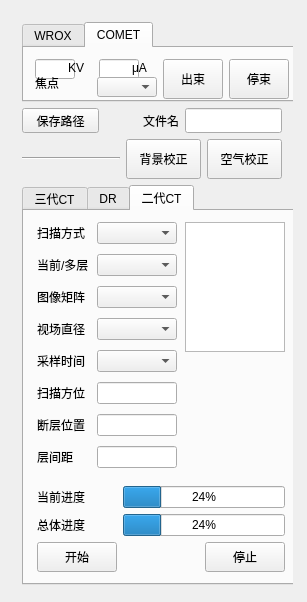
maozi2327/ZCIPS, file ZCIPS/CTScan/linedetscanwidget.ui: the form before one commit.
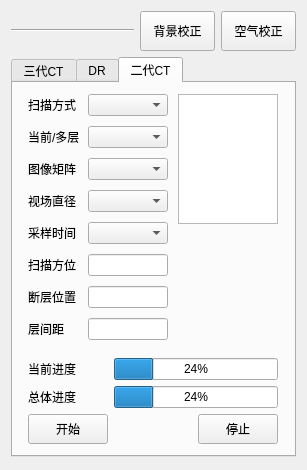
The form after the commit. The open tabs and pages were chosen to show the change.

```diff
--- a/ZCIPS/CTScan/linedetscanwidget.ui
+++ b/ZCIPS/CTScan/linedetscanwidget.ui
@@ -10,13 +10,19 @@
     <x>0</x>
     <y>0</y>
     <width>307</width>
-    <height>602</height>
+    <height>470</height>
    </rect>
   </property>
+  <property name="sizePolicy">
+   <sizepolicy hsizetype="Preferred" vsizetype="Maximum">
+    <horstretch>0</horstretch>
+    <verstretch>0</verstretch>
+   </sizepolicy>
+  </property>
   <property name="minimumSize">
    <size>
     <width>300</width>
-    <height>550</height>
+    <height>470</height>
    </size>
   </property>
   <property name="maximumSize">
@@ -28,397 +34,8 @@
   <property name="windowTitle">
    <string/>
   </property>
-  <widget class="QWidget" name="layoutWidget">
-   <property name="geometry">
-    <rect>
-     <x>11</x>
-     <y>11</y>
-     <width>282</width>
-     <height>585</height>
-    </rect>
-   </property>
-   <layout class="QVBoxLayout" name="verticalLayout_3">
-    <item>
-     <widget class="QTabWidget" name="rayTab">
-      <property name="minimumSize">
-       <size>
-        <width>280</width>
-        <height>80</height>
-       </size>
-      </property>
-      <property name="maximumSize">
-       <size>
-        <width>280</width>
-        <height>5000</height>
-       </size>
-      </property>
-      <property name="currentIndex">
-       <number>0</number>
-      </property>
-      <widget class="QWidget" name="rayWrox225Tab">
-       <attribute name="title">
-        <string>WROX</string>
-       </attribute>
-       <layout class="QHBoxLayout" name="horizontalLayout_4">
-        <item>
          <layout class="QVBoxLayout" name="verticalLayout">
           <item>
-           <layout class="QHBoxLayout" name="horizontalLayout_2">
-            <item>
-             <widget class="QLineEdit" name="worx225VoltageInputEdit">
-              <property name="minimumSize">
-               <size>
-                <width>40</width>
-                <height>20</height>
-               </size>
-              </property>
-              <property name="maximumSize">
-               <size>
-                <width>40</width>
-                <height>20</height>
-               </size>
-              </property>
-             </widget>
-            </item>
-            <item>
-             <widget class="QLabel" name="worx225kvStaticLabel_2">
-              <property name="minimumSize">
-               <size>
-                <width>25</width>
-                <height>18</height>
-               </size>
-              </property>
-              <property name="maximumSize">
-               <size>
-                <width>25</width>
-                <height>18</height>
-               </size>
-              </property>
-              <property name="text">
-               <string>KV</string>
-              </property>
-             </widget>
-            </item>
-            <item>
-             <widget class="QLineEdit" name="worx225EmissionCurrentEdit_2">
-              <property name="minimumSize">
-               <size>
-                <width>40</width>
-                <height>20</height>
-               </size>
-              </property>
-              <property name="maximumSize">
-               <size>
-                <width>40</width>
-                <height>20</height>
-               </size>
-              </property>
-             </widget>
-            </item>
-            <item>
-             <widget class="QLabel" name="worx225uaStaticLabel_2">
-              <property name="sizePolicy">
-               <sizepolicy hsizetype="Preferred" vsizetype="Preferred">
-                <horstretch>25</horstretch>
-                <verstretch>18</verstretch>
-               </sizepolicy>
-              </property>
-              <property name="minimumSize">
-               <size>
-                <width>25</width>
-                <height>18</height>
-               </size>
-              </property>
-              <property name="text">
-               <string>μA</string>
-              </property>
-             </widget>
-            </item>
-           </layout>
-          </item>
-          <item>
-           <layout class="QHBoxLayout" name="horizontalLayout_3">
-            <item>
-             <widget class="QLabel" name="worx225FocusStaticLabel_2">
-              <property name="text">
-               <string>焦点</string>
-              </property>
-             </widget>
-            </item>
-            <item>
-             <widget class="QComboBox" name="worx225FocusComboBox_2">
-              <property name="minimumSize">
-               <size>
-                <width>60</width>
-                <height>20</height>
-               </size>
-              </property>
-              <property name="maximumSize">
-               <size>
-                <width>60</width>
-                <height>20</height>
-               </size>
-              </property>
-             </widget>
-            </item>
-           </layout>
-          </item>
-         </layout>
-        </item>
-        <item>
-         <widget class="QPushButton" name="worx225XRayOnButton_2">
-          <property name="minimumSize">
-           <size>
-            <width>60</width>
-            <height>40</height>
-           </size>
-          </property>
-          <property name="maximumSize">
-           <size>
-            <width>60</width>
-            <height>40</height>
-           </size>
-          </property>
-          <property name="text">
-           <string>出束</string>
-          </property>
-         </widget>
-        </item>
-        <item>
-         <widget class="QPushButton" name="worx225XRayOffButton_2">
-          <property name="minimumSize">
-           <size>
-            <width>60</width>
-            <height>40</height>
-           </size>
-          </property>
-          <property name="maximumSize">
-           <size>
-            <width>60</width>
-            <height>40</height>
-           </size>
-          </property>
-          <property name="text">
-           <string>停束</string>
-          </property>
-         </widget>
-        </item>
-       </layout>
-       <zorder>worx225XRayOffButton_2</zorder>
-       <zorder>worx225XRayOnButton_2</zorder>
-      </widget>
-      <widget class="QWidget" name="rayComet450Tab">
-       <attribute name="title">
-        <string>COMET</string>
-       </attribute>
-       <layout class="QHBoxLayout" name="horizontalLayout_7">
-        <item>
-         <layout class="QVBoxLayout" name="verticalLayout_2">
-          <item>
-           <layout class="QHBoxLayout" name="horizontalLayout_5">
-            <item>
-             <widget class="QLineEdit" name="Comet450VoltageInputEdit">
-              <property name="minimumSize">
-               <size>
-                <width>40</width>
-                <height>20</height>
-               </size>
-              </property>
-              <property name="maximumSize">
-               <size>
-                <width>40</width>
-                <height>20</height>
-               </size>
-              </property>
-             </widget>
-            </item>
-            <item>
-             <widget class="QLabel" name="Comet450kvStaticLabel">
-              <property name="minimumSize">
-               <size>
-                <width>25</width>
-                <height>18</height>
-               </size>
-              </property>
-              <property name="maximumSize">
-               <size>
-                <width>25</width>
-                <height>18</height>
-               </size>
-              </property>
-              <property name="text">
-               <string>KV</string>
-              </property>
-             </widget>
-            </item>
-            <item>
-             <widget class="QLineEdit" name="Comet450EmissionCurrentEdit">
-              <property name="minimumSize">
-               <size>
-                <width>40</width>
-                <height>20</height>
-               </size>
-              </property>
-              <property name="maximumSize">
-               <size>
-                <width>40</width>
-                <height>20</height>
-               </size>
-              </property>
-             </widget>
-            </item>
-            <item>
-             <widget class="QLabel" name="Comet450uaStaticLabel">
-              <property name="sizePolicy">
-               <sizepolicy hsizetype="Preferred" vsizetype="Preferred">
-                <horstretch>25</horstretch>
-                <verstretch>18</verstretch>
-               </sizepolicy>
-              </property>
-              <property name="minimumSize">
-               <size>
-                <width>25</width>
-                <height>18</height>
-               </size>
-              </property>
-              <property name="text">
-               <string>μA</string>
-              </property>
-             </widget>
-            </item>
-           </layout>
-          </item>
-          <item>
-           <layout class="QHBoxLayout" name="horizontalLayout_6">
-            <item>
-             <widget class="QLabel" name="Comet450FocusStaticLabel">
-              <property name="text">
-               <string>焦点</string>
-              </property>
-             </widget>
-            </item>
-            <item>
-             <widget class="QComboBox" name="Comet450FocusComboBox">
-              <property name="minimumSize">
-               <size>
-                <width>60</width>
-                <height>20</height>
-               </size>
-              </property>
-              <property name="maximumSize">
-               <size>
-                <width>60</width>
-                <height>20</height>
-               </size>
-              </property>
-             </widget>
-            </item>
-           </layout>
-          </item>
-         </layout>
-        </item>
-        <item>
-         <widget class="QPushButton" name="Comet450XRayOnButton">
-          <property name="minimumSize">
-           <size>
-            <width>60</width>
-            <height>40</height>
-           </size>
-          </property>
-          <property name="maximumSize">
-           <size>
-            <width>60</width>
-            <height>40</height>
-           </size>
-          </property>
-          <property name="text">
-           <string>出束</string>
-          </property>
-         </widget>
-        </item>
-        <item>
-         <widget class="QPushButton" name="Comet450XRayOffButton">
-          <property name="minimumSize">
-           <size>
-            <width>60</width>
-            <height>40</height>
-           </size>
-          </property>
-          <property name="maximumSize">
-           <size>
-            <width>60</width>
-            <height>40</height>
-           </size>
-          </property>
-          <property name="text">
-           <string>停束</string>
-          </property>
-         </widget>
-        </item>
-       </layout>
-      </widget>
-     </widget>
-    </item>
-    <item>
-     <layout class="QHBoxLayout" name="horizontalLayout">
-      <item>
-       <widget class="QPushButton" name="saveDirButton">
-        <property name="minimumSize">
-         <size>
-          <width>30</width>
-          <height>25</height>
-         </size>
-        </property>
-        <property name="maximumSize">
-         <size>
-          <width>80</width>
-          <height>25</height>
-         </size>
-        </property>
-        <property name="text">
-         <string>保存路径</string>
-        </property>
-       </widget>
-      </item>
-      <item>
-       <spacer name="horizontalSpacer_2">
-        <property name="orientation">
-         <enum>Qt::Horizontal</enum>
-        </property>
-        <property name="sizeHint" stdset="0">
-         <size>
-          <width>40</width>
-          <height>20</height>
-         </size>
-        </property>
-       </spacer>
-      </item>
-      <item>
-       <widget class="QLabel" name="label_6">
-        <property name="text">
-         <string>文件名</string>
-        </property>
-       </widget>
-      </item>
-      <item>
-       <widget class="QLineEdit" name="fileNameEdit">
-        <property name="minimumSize">
-         <size>
-          <width>0</width>
-          <height>25</height>
-         </size>
-        </property>
-        <property name="maximumSize">
-         <size>
-          <width>100</width>
-          <height>25</height>
-         </size>
-        </property>
-       </widget>
-      </item>
-     </layout>
-    </item>
-    <item>
      <layout class="QHBoxLayout" name="horizontalLayout_8" stretch="1,0,0">
       <item>
        <widget class="Line" name="line">
@@ -469,15 +86,21 @@
     </item>
     <item>
      <widget class="QTabWidget" name="scanModeTab">
+     <property name="sizePolicy">
+      <sizepolicy hsizetype="Expanding" vsizetype="Maximum">
+       <horstretch>0</horstretch>
+       <verstretch>0</verstretch>
+      </sizepolicy>
+     </property>
       <property name="minimumSize">
        <size>
         <width>280</width>
-        <height>400</height>
+       <height>0</height>
        </size>
       </property>
       <property name="maximumSize">
        <size>
-        <width>280</width>
+       <width>400</width>
         <height>400</height>
        </size>
       </property>
@@ -1758,32 +1381,6 @@
           </property>
          </widget>
         </item>
-        <item row="1" column="1" rowspan="2">
-         <spacer name="verticalSpacer_5">
-          <property name="orientation">
-           <enum>Qt::Vertical</enum>
-          </property>
-          <property name="sizeHint" stdset="0">
-           <size>
-            <width>20</width>
-            <height>40</height>
-           </size>
-          </property>
-         </spacer>
-        </item>
-        <item row="2" column="0">
-         <spacer name="verticalSpacer_3">
-          <property name="orientation">
-           <enum>Qt::Vertical</enum>
-          </property>
-          <property name="sizeHint" stdset="0">
-           <size>
-            <width>20</width>
-            <height>26</height>
-           </size>
-          </property>
-         </spacer>
-        </item>
         <item row="3" column="0" colspan="2">
          <layout class="QGridLayout" name="gridLayout_6">
           <item row="0" column="0">
@@ -1888,12 +1485,37 @@
           </item>
          </layout>
         </item>
+       <item row="1" column="1">
+        <spacer name="verticalSpacer_5">
+         <property name="orientation">
+          <enum>Qt::Vertical</enum>
+         </property>
+         <property name="sizeHint" stdset="0">
+          <size>
+           <width>20</width>
+           <height>40</height>
+          </size>
+         </property>
+        </spacer>
+       </item>
+       <item row="2" column="0">
+        <spacer name="verticalSpacer">
+         <property name="orientation">
+          <enum>Qt::Vertical</enum>
+         </property>
+         <property name="sizeHint" stdset="0">
+          <size>
+           <width>20</width>
+           <height>40</height>
+          </size>
+         </property>
+        </spacer>
+       </item>
        </layout>
       </widget>
      </widget>
     </item>
    </layout>
-  </widget>
  </widget>
  <layoutdefault spacing="6" margin="11"/>
  <resources/>
```
Left out of the diff: 45 changed lines with no effect on the pictures. Lines whose indentation alone changed are shown as unchanged.
